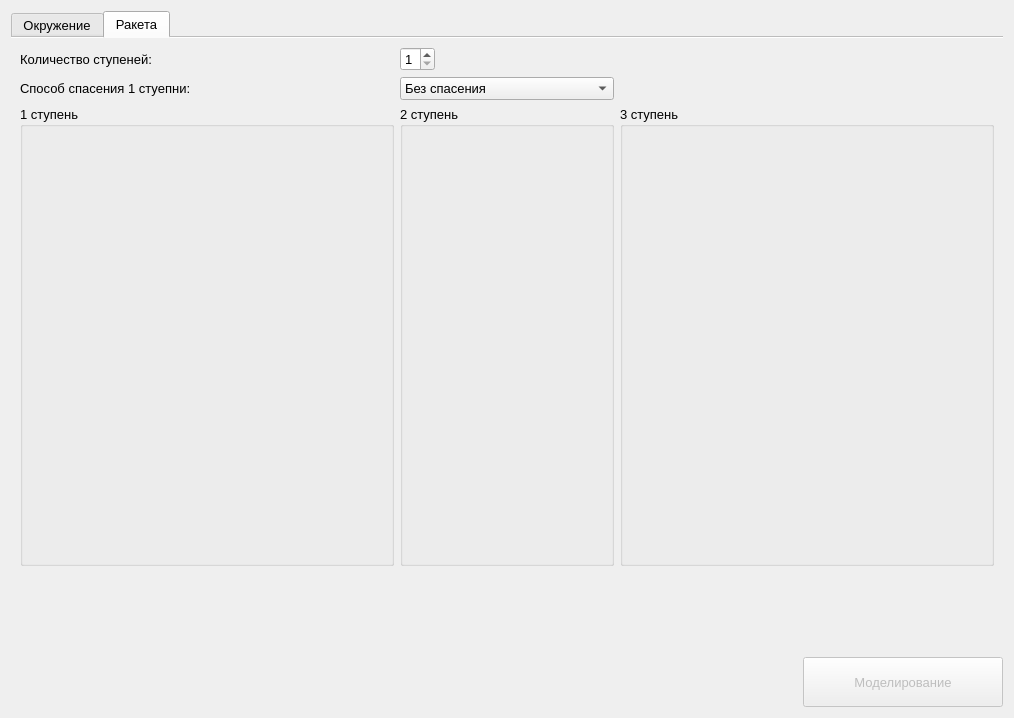
Above: src/widgets/flightsettings.ui from KvES13/RocketSimulation before the change. Below: the same form after it.
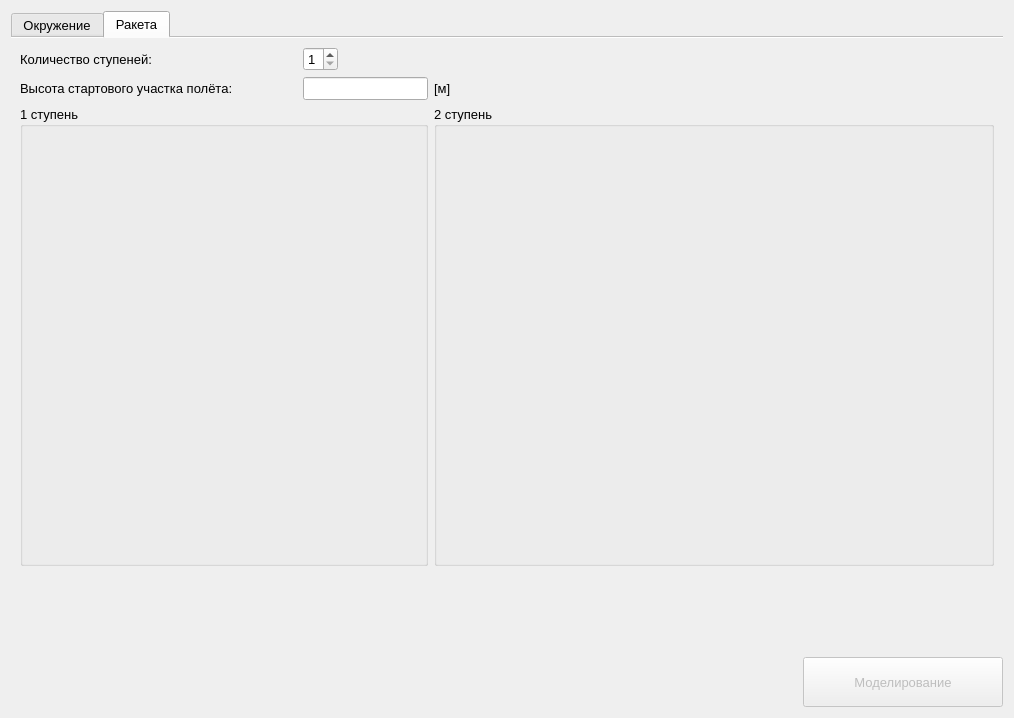
That is the form after the change. The open tabs and pages were chosen to show the change. Custom widgets are drawn as their Qt base class.

```diff
--- a/src/widgets/flightsettings.ui
+++ b/src/widgets/flightsettings.ui
@@ -611,19 +611,25 @@
        <string>Ракета</string>
       </attribute>
       <layout class="QGridLayout" name="gridLayout_7">
-       <item row="4" column="4">
-        <widget class="QGroupBox" name="groupBox_3">
+       <item row="3" column="0" colspan="2">
+        <widget class="QGroupBox" name="groupBox">
          <property name="title">
-          <string>3 ступень</string>
+          <string>1 ступень</string>
          </property>
-         <layout class="QGridLayout" name="gridLayout_10">
+         <property name="flat">
+          <bool>false</bool>
+         </property>
+         <property name="checkable">
+          <bool>false</bool>
+         </property>
+         <layout class="QGridLayout" name="gridLayout_8">
           <item row="0" column="0">
-           <widget class="WRocket" name="stage3" native="true"/>
+           <widget class="WRocket" name="stage1" native="true"/>
           </item>
          </layout>
         </widget>
        </item>
-       <item row="0" column="3" colspan="2">
+       <item row="0" column="1">
         <widget class="QSpinBox" name="sbStagesNumber">
          <property name="sizePolicy">
           <sizepolicy hsizetype="Maximum" vsizetype="Fixed">
@@ -646,25 +652,17 @@
          </property>
         </widget>
        </item>
-       <item row="4" column="0">
-        <widget class="QGroupBox" name="groupBox">
-         <property name="title">
-          <string>1 ступень</string>
+       <item row="1" column="1">
+        <widget class="QLineEdit" name="lineEdit_4">
+         <property name="sizePolicy">
+          <sizepolicy hsizetype="Maximum" vsizetype="Fixed">
+           <horstretch>0</horstretch>
+           <verstretch>0</verstretch>
+          </sizepolicy>
          </property>
-         <property name="flat">
-          <bool>false</bool>
-         </property>
-         <property name="checkable">
-          <bool>false</bool>
-         </property>
-         <layout class="QGridLayout" name="gridLayout_8">
-          <item row="0" column="0">
-           <widget class="WRocket" name="stage1" native="true"/>
-          </item>
-         </layout>
         </widget>
        </item>
-       <item row="4" column="3">
+       <item row="3" column="3" colspan="2">
         <widget class="QGroupBox" name="groupBox_2">
          <property name="title">
           <string>2 ступень</string>
@@ -676,35 +674,17 @@
          </layout>
         </widget>
        </item>
-       <item row="1" column="3">
-        <widget class="QComboBox" name="cbReturnType">
-         <property name="sizePolicy">
-          <sizepolicy hsizetype="Maximum" vsizetype="Fixed">
-           <horstretch>0</horstretch>
-           <verstretch>0</verstretch>
-          </sizepolicy>
-         </property>
-         <item>
-          <property name="text">
-           <string>Без спасения</string>
-          </property>
-         </item>
-         <item>
-          <property name="text">
-           <string>Парашют</string>
-          </property>
-         </item>
-         <item>
-          <property name="text">
-           <string>Ракетно-динамический способ</string>
-          </property>
-         </item>
-        </widget>
-       </item>
        <item row="1" column="0">
         <widget class="QLabel" name="label_50">
          <property name="text">
-          <string>Способ спасения 1 стуепни:</string>
+          <string>Высота стартового участка полёта:</string>
+         </property>
+        </widget>
+       </item>
+       <item row="1" column="3" colspan="2">
+        <widget class="QLabel" name="label_9">
+         <property name="text">
+          <string>[м]</string>
          </property>
         </widget>
        </item>
```
Left out of the diff: 92 changed lines with no effect on the pictures.
